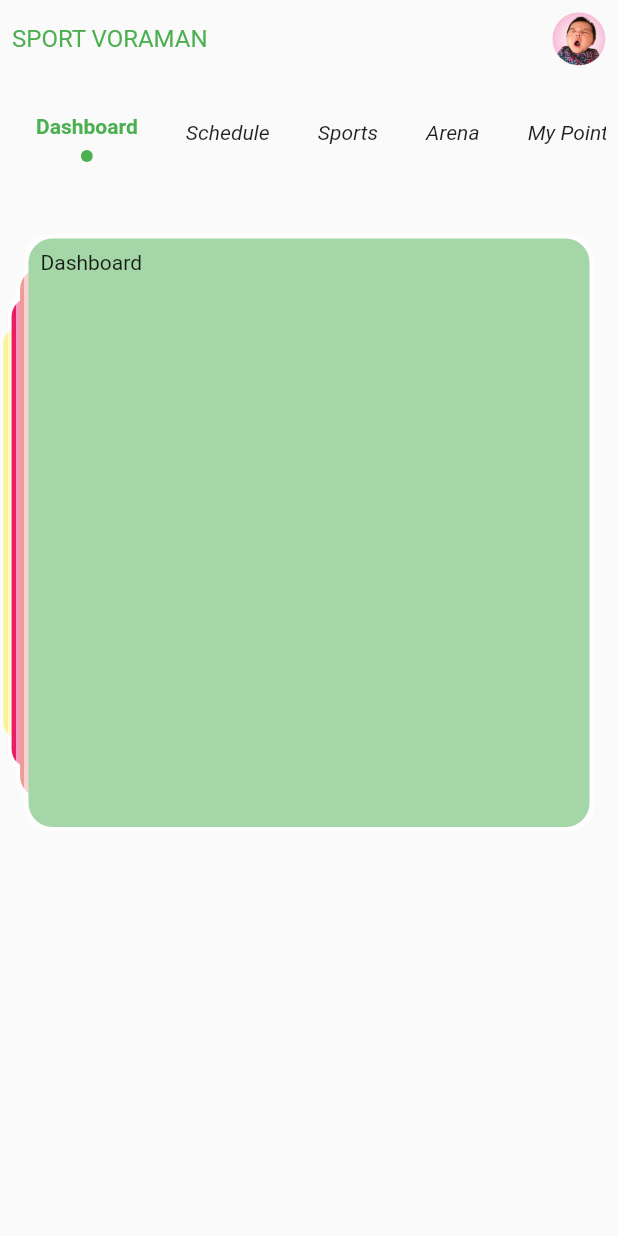
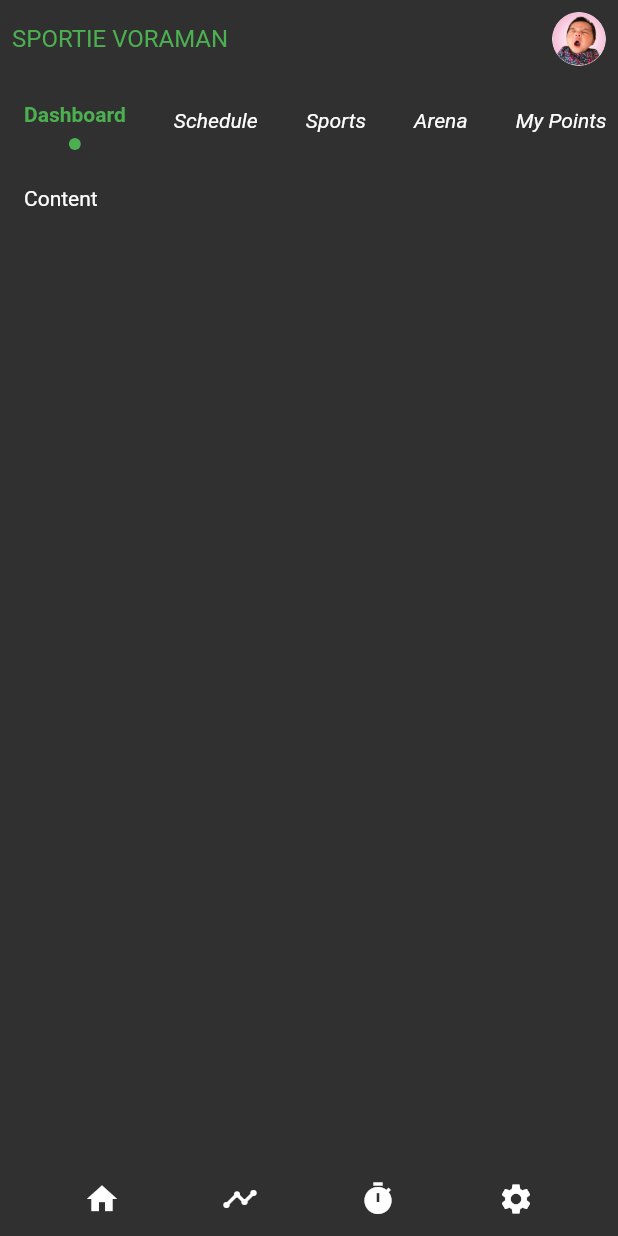
Before and after one commit to arunlam/arunapp, a Flutter app: the screen it shows after launch, on a phone screen of 412 x 824 dp. Run offline on Flutter 3.47's test engine with Material 2 defaults, Android fonts, the phone set to English and light mode, and no system bars; our stand-ins replace flutter_swiper; Roboto replaces fonts that are missing (Montserrat).

Commit message:
2003121713

```diff
--- a/lib/main.dart
+++ b/lib/main.dart
@@ -7,7 +7,7 @@ import 'config/routes.dart';
 
 void main() => runApp(
       ChangeNotifierProvider(
-        create: (_) => ThemeProvider(isDark: false),
+        create: (_) => ThemeProvider(isDark: true),
         child: MyApp(),
       ),
     );
@@ -17,7 +17,7 @@ class MyApp extends StatelessWidget {
   Widget build(BuildContext context) {
     return MaterialApp(
       debugShowCheckedModeBanner: false,
-      title: 'Krom App',
+      title: 'SportiUP',
       theme: Provider.of<ThemeProvider>(context).getThemeData,
       initialRoute: NavigationConstrants.HOME,
       onGenerateRoute: generateRoutes,
--- a/lib/models/menu_model.dart
+++ b/lib/models/menu_model.dart
@@ -10,7 +10,7 @@ class Menus {
   Menus({this.title, this.id, this.imgPath = '', this.color = Colors.green});
 
   static List<Menus> menuList = [
-    Menus(title: 'Dashboard', id: 1, color: green[200]),
+    Menus(title: 'Dashboard', id: 1, color: green),
     Menus(title: 'Schedule', id: 2, color: blue),
     Menus(title: 'Sports', id: 3, color: yellow),
     Menus(title: 'Arena', id: 4, color: pink),
--- a/lib/pages/home.dart
+++ b/lib/pages/home.dart
@@ -39,25 +39,57 @@ class _HomeState extends State<Home> {
     Size _size = MediaQuery.of(context).size;
 
     return SafeArea(
-      child: ChangeNotifierProvider<MenuState>(
-        create: (_) => MenuState(),
       child: Column(
         children: <Widget>[
           HeaderWidget(),
           TopMenu(),
-            CardSwiper(
-              size: _size,
-              scrollDirection: Axis.vertical,
-              layout: SwiperLayout.STACK,
-              viewpointFraction: 0.8,
-              scale: 0.9,
-              padding: 16.0,
-              heightFraction: 0.6,
-              color: green,
-              list: Menus.menuList,
+          Expanded(
+            child: Container(
+              width: _size.width,
+              // height: _size.height * 0.7,
+              // color: white,
+              child: Container(
+                child: Padding(
+                  padding: const EdgeInsets.all(16.0),
+                  child: Text('Content'),
+                ),
+              ),
+            ),
+          ),
+
+          // CardSwiper(screenSize: _size),
+
+          Container(
+              width: _size.width,
+              height: 50,
+              child: Padding(
+                padding: const EdgeInsets.all(0.0),
+                child: Row(
+                  mainAxisAlignment: MainAxisAlignment.spaceEvenly,
+                  crossAxisAlignment: CrossAxisAlignment.center,
+                  children: <Widget>[
+                    IconButton(
+                      icon: Icon(Icons.home),
+                      onPressed: () {},
+                    ),
+                    IconButton(
+                      icon: Icon(Icons.timeline),
+                      onPressed: () {},
+                    ),
+                    IconButton(
+                      icon: Icon(Icons.timer),
+                      onPressed: () {},
+                    ),
+                    IconButton(
+                      icon: Icon(Icons.settings),
+                      onPressed: () {},
                     ),
                   ],
                 ),
+              )),
+          //
+          //
+        ],
       ),
     );
   }
--- a/lib/widgets/card_swiper.dart
+++ b/lib/widgets/card_swiper.dart
@@ -4,57 +4,38 @@ import 'package:flutter/material.dart';
 import 'package:flutter_swiper/flutter_swiper.dart';
 
 class CardSwiper extends StatelessWidget {
-  final Size size;
-  final SwiperLayout layout;
-  final Axis scrollDirection;
-  final double viewpointFraction;
-  final double scale;
-  final Widget child;
-  final List list;
-  final double padding;
-  final double heightFraction;
-  final Color color;
-  final double borderRadius;
+  final Size screenSize;
 
-  const CardSwiper(
-      {Key key,
-      this.size,
-      this.layout,
-      this.scrollDirection,
-      this.viewpointFraction,
-      this.scale,
-      this.child,
-      this.list,
-      this.padding = 8.0,
-      this.heightFraction = 0.5,
-      this.color,
-      this.borderRadius = 8.0})
-      : super(key: key);
+  const CardSwiper({
+    Key key,
+    this.screenSize,
+  }) : super(key: key);
 
   @override
   Widget build(BuildContext context) {
+    double _padding = 16.0;
     return SizedBox(
       // width: size.width - (padding * 2),
-      height: size.height * heightFraction - 32,
+      height: (screenSize.height * 0.6) - (_padding * 2),
       child: Swiper(
         outer: true,
-        itemHeight: (size.height * 0.6) - (padding * 6),
-        itemWidth: size.width - (padding * 2),
+        itemHeight: (screenSize.height * 0.6) - (_padding * 6),
+        itemWidth: screenSize.width - (_padding * 2),
         onIndexChanged: (int index) {
-          print('${index}');
+          print('$index');
         },
-        onTap: (int index) {},
-        itemCount: list.length,
-        layout: layout,
-        scrollDirection: scrollDirection,
-        viewportFraction: viewpointFraction,
-        scale: scale,
+        onTap: (int index) {
+          print('$index');
+        },
+        itemCount: Menus.menuList.length,
+        layout: SwiperLayout.STACK,
+        scrollDirection: Axis.vertical,
+        viewportFraction: 0.7,
+        scale: 0.5,
         itemBuilder: (BuildContext context, int index) {
           return Stack(
             children: <Widget>[
               Container(
-                // width: size.width,
-                // height: size.height,
                 decoration: BoxDecoration(
                   borderRadius: BorderRadius.circular(16.0),
                   color: white54,
@@ -63,8 +44,8 @@ class CardSwiper extends StatelessWidget {
               Padding(
                 padding: const EdgeInsets.all(3.0),
                 child: Container(
-                  width: size.width - 32,
-                  height: size.height - 32,
+                  width: screenSize.width - (_padding * 2),
+                  height: (screenSize.height * 0.6) - (_padding * 6),
                   decoration: BoxDecoration(
                     borderRadius: BorderRadius.circular(16.0),
                     color: Menus.menuList[index].color,
--- a/lib/widgets/header.dart
+++ b/lib/widgets/header.dart
@@ -4,7 +4,7 @@ import 'package:provider/provider.dart';
 import 'rounded_widget.dart';
 import '../config/app_theme.dart';
 
-final String appName = 'Sport Voraman';
+final String appName = 'Sportie Voraman';
 
 class HeaderWidget extends StatefulWidget {
   @override
--- a/lib/widgets/top_menu_widget.dart
+++ b/lib/widgets/top_menu_widget.dart
@@ -8,10 +8,9 @@ import '../models/menu_model.dart';
 class TopMenu extends StatelessWidget {
   @override
   Widget build(BuildContext context) {
-    return Padding(
-      padding: const EdgeInsets.all(8.0),
-      child: Consumer<MenuState>(
-        builder: (context, menuState, _) => SingleChildScrollView(
+    return ChangeNotifierProvider<MenuState>(
+      create: (_) => MenuState(),
+      child: SingleChildScrollView(
         scrollDirection: Axis.horizontal,
         child: Row(
           children: <Widget>[
@@ -22,7 +21,6 @@ class TopMenu extends StatelessWidget {
           ],
         ),
       ),
-      ),
     );
   }
 }
```
Also changed, not shown: lib/config/app_theme.dart (+19 -0 lines), lib/widgets/menu_item.dart (+4 -9 lines). Lines whose indentation alone changed are shown as unchanged.
